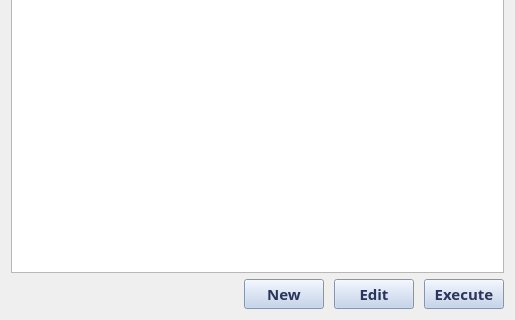
The window that eodh_qgis/ui/workflows.ui (EO-DataHub/eodh-qgis) describes before a commit, drawn with Qt 5; both pictures show x 0 to 515 and y 214 to 534 of the 515 by 534 pixel window.
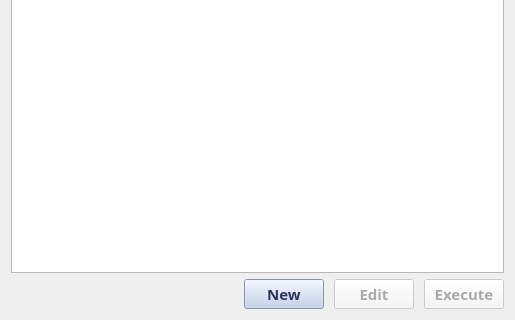
The same window after the commit.

```diff
--- a/eodh_qgis/ui/workflows.ui
+++ b/eodh_qgis/ui/workflows.ui
@@ -26,6 +26,11 @@
 	background: #BCCEEB;
 	color: #2A3559;
 	font-weight: bold;
+}
+
+QPushButton:disabled {
+	background: #f6f6f6;
+	color: #aaa;
 }</string>
   </property>
   <layout class="QVBoxLayout" name="verticalLayout">
@@ -80,6 +85,9 @@
      </item>
      <item>
       <widget class="QPushButton" name="edit_button">
+       <property name="enabled">
+        <bool>false</bool>
+       </property>
        <property name="font">
         <font>
          <family>Fira Sans</family>
@@ -95,6 +103,9 @@
      </item>
      <item>
       <widget class="QPushButton" name="execute_button">
+       <property name="enabled">
+        <bool>false</bool>
+       </property>
        <property name="font">
         <font>
          <family>Fira Sans</family>
```
Left out of the diff: 6 changed lines with no effect on the pictures.
